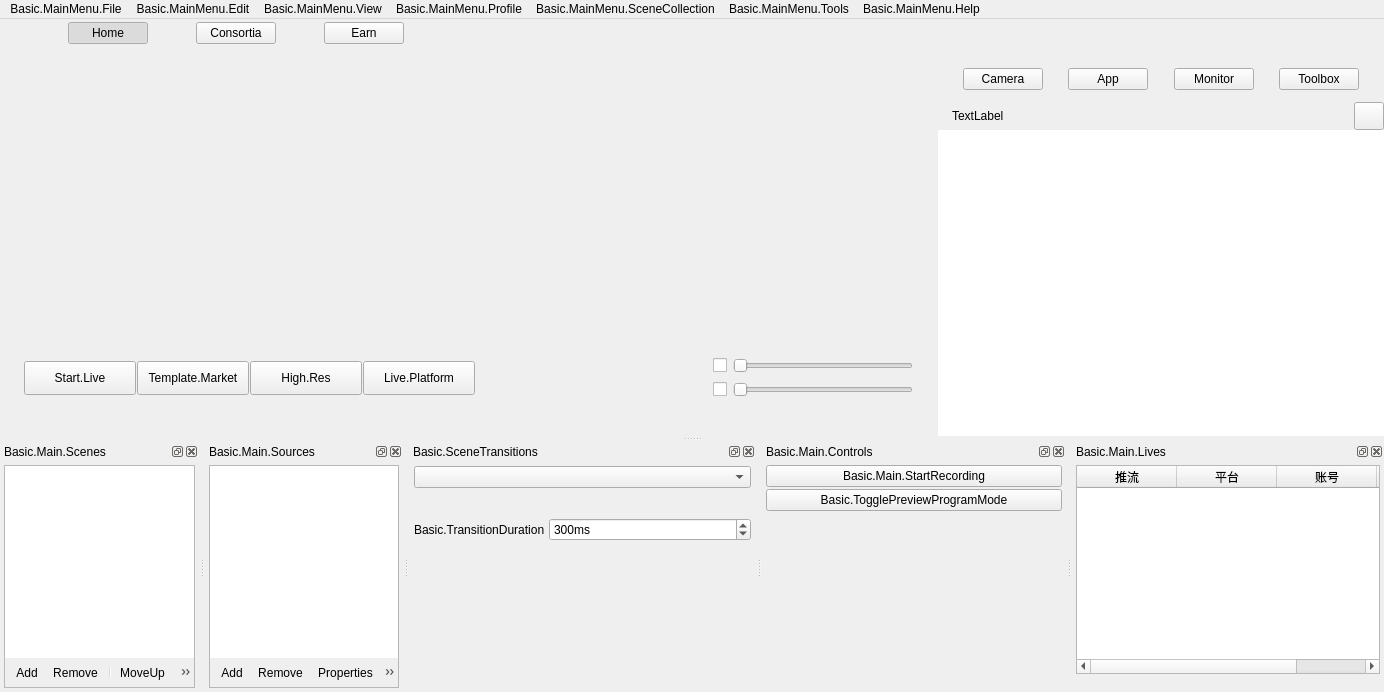
This is UI/forms/OBSBasic.ui in gechangli/obs-studio as Qt 5 draws it before an edit. The edited form follows.
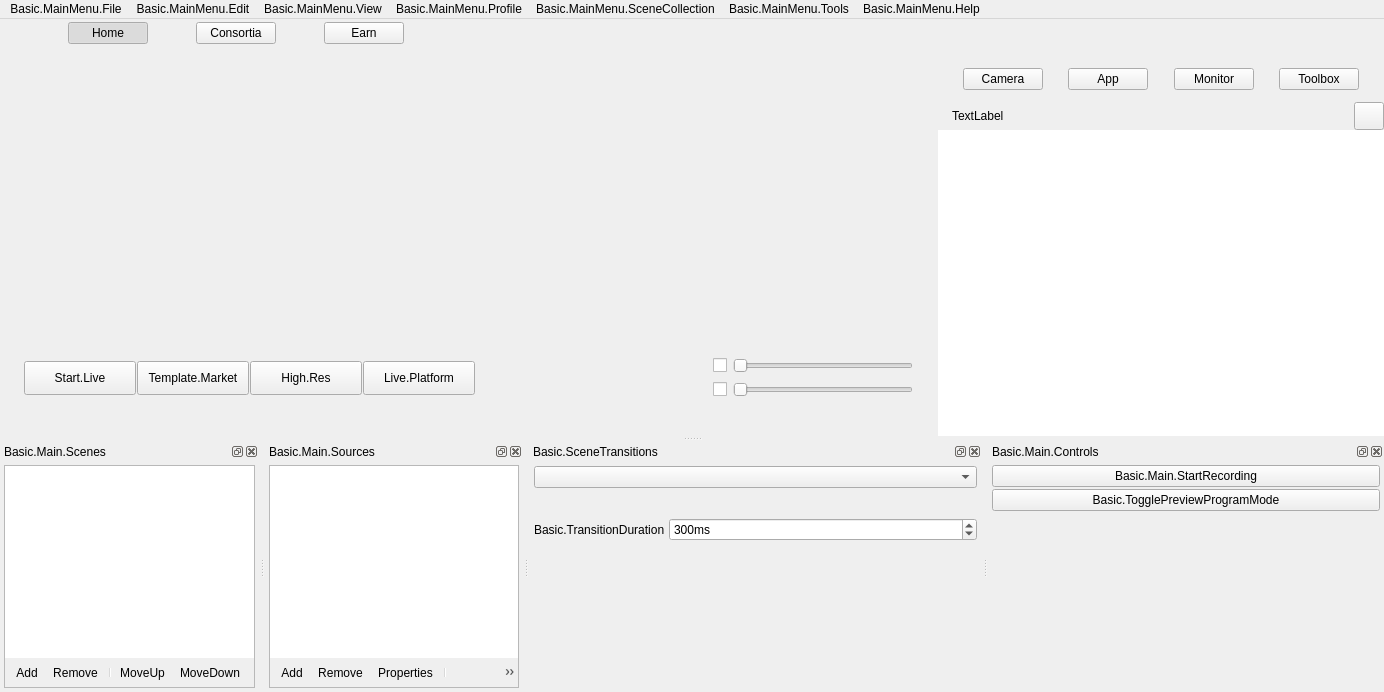
This is the edited form. Icons and pictures are not drawn. Custom widgets are drawn as their Qt base class.

Commit message: remove live dock

```diff
--- a/UI/forms/OBSBasic.ui
+++ b/UI/forms/OBSBasic.ui
@@ -2037,77 +2037,6 @@
     </layout>
    </widget>
   </widget>
-  <widget class="QDockWidget" name="liveDock">
-   <property name="windowTitle">
-    <string>Basic.Main.Lives</string>
-   </property>
-   <attribute name="dockWidgetArea">
-    <number>8</number>
-   </attribute>
-   <widget class="QWidget" name="dockWidgetContents">
-    <property name="layoutDirection">
-     <enum>Qt::LeftToRight</enum>
-    </property>
-    <layout class="QVBoxLayout" name="verticalLayout_7">
-     <property name="spacing">
-      <number>0</number>
-     </property>
-     <property name="leftMargin">
-      <number>4</number>
-     </property>
-     <property name="topMargin">
-      <number>4</number>
-     </property>
-     <property name="rightMargin">
-      <number>4</number>
-     </property>
-     <property name="bottomMargin">
-      <number>4</number>
-     </property>
-     <item>
-      <widget class="QTableWidget" name="liveTable">
-       <column>
-        <property name="text">
-         <string>推流</string>
-        </property>
-       </column>
-       <column>
-        <property name="text">
-         <string>平台</string>
-        </property>
-       </column>
-       <column>
-        <property name="text">
-         <string>账号</string>
-        </property>
-       </column>
-       <column>
-        <property name="text">
-         <string>操作</string>
-        </property>
-       </column>
-      </widget>
-     </item>
-     <item>
-      <layout class="QHBoxLayout" name="liveInfoPanel">
-       <item>
-        <widget class="QLabel" name="liveInfoLabel">
-         <property name="sizePolicy">
-          <sizepolicy hsizetype="Ignored" vsizetype="Preferred">
-           <horstretch>0</horstretch>
-           <verstretch>0</verstretch>
-          </sizepolicy>
-         </property>
-         <property name="text">
-          <string/>
-         </property>
-        </widget>
-       </item>
-      </layout>
-     </item>
-    </layout>
-   </widget>
-  </widget>
   <action name="actionAddScene">
    <property name="icon">
     <iconset resource="obs.qrc">
```
The commit also changes 4 other files.
